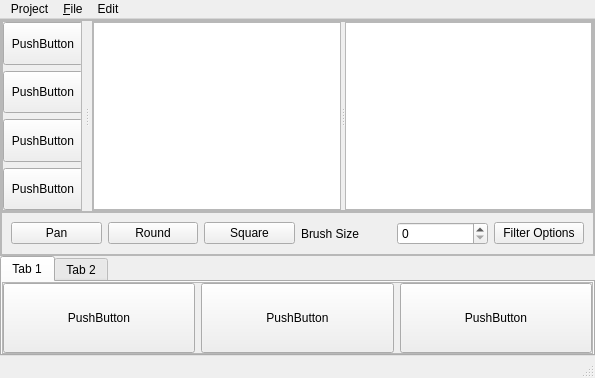
The window that Qt/InstaDam/instadam.ui (Vedhus/InstaDam) describes before a commit, drawn with Qt 5.
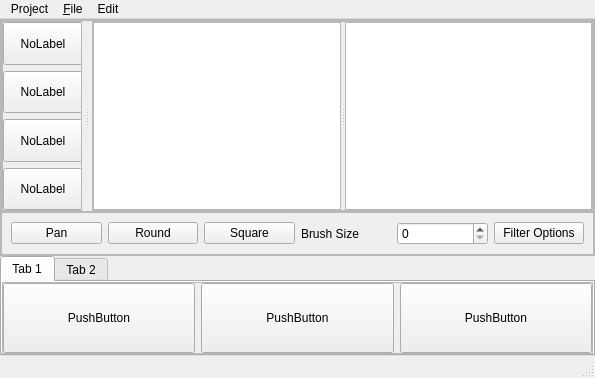
The same window after the commit. Custom widgets are drawn as their Qt base class.

Commit message: changing buttons text and background colors

```diff
--- a/Qt/InstaDam/instadam.ui
+++ b/Qt/InstaDam/instadam.ui
@@ -164,7 +164,7 @@
                    </sizepolicy>
                   </property>
                   <property name="text">
-                   <string>PushButton</string>
+                   <string>NoLabel</string>
                   </property>
                  </widget>
                 </item>
@@ -177,7 +177,7 @@
                    </sizepolicy>
                   </property>
                   <property name="text">
-                   <string>PushButton</string>
+                   <string>NoLabel</string>
                   </property>
                  </widget>
                 </item>
@@ -190,7 +190,7 @@
                    </sizepolicy>
                   </property>
                   <property name="text">
-                   <string>PushButton</string>
+                   <string>NoLabel</string>
                   </property>
                  </widget>
                 </item>
@@ -203,7 +203,7 @@
                    </sizepolicy>
                   </property>
                   <property name="text">
-                   <string>PushButton</string>
+                   <string>NoLabel</string>
                   </property>
                  </widget>
                 </item>
```
The commit also changes 20 other files.
